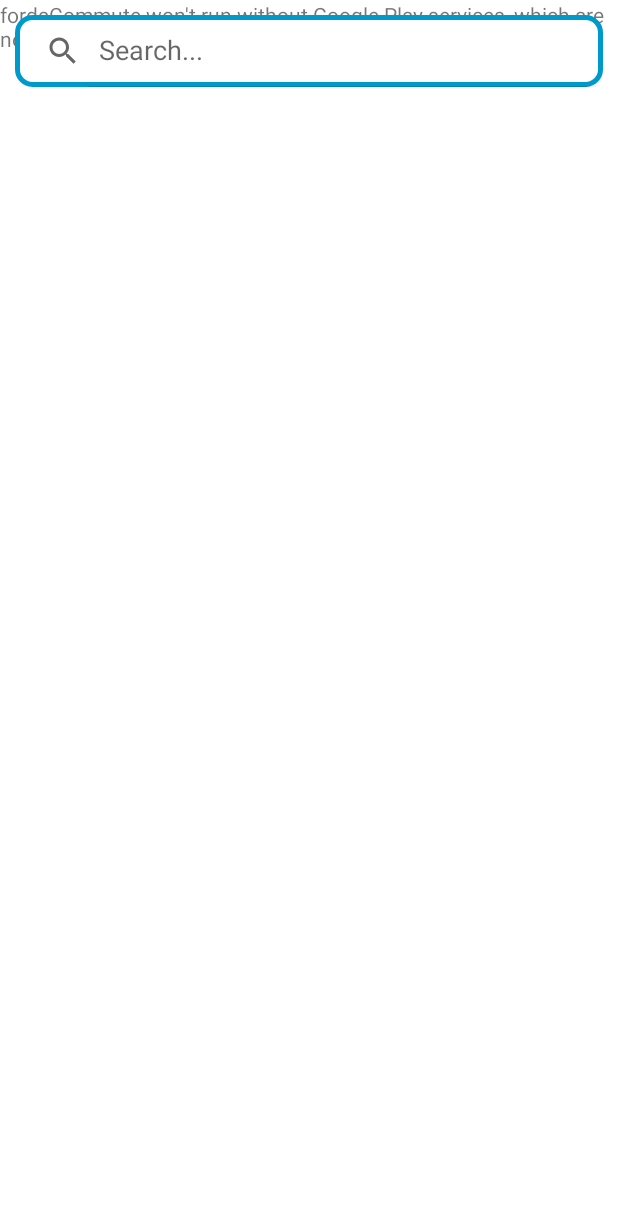
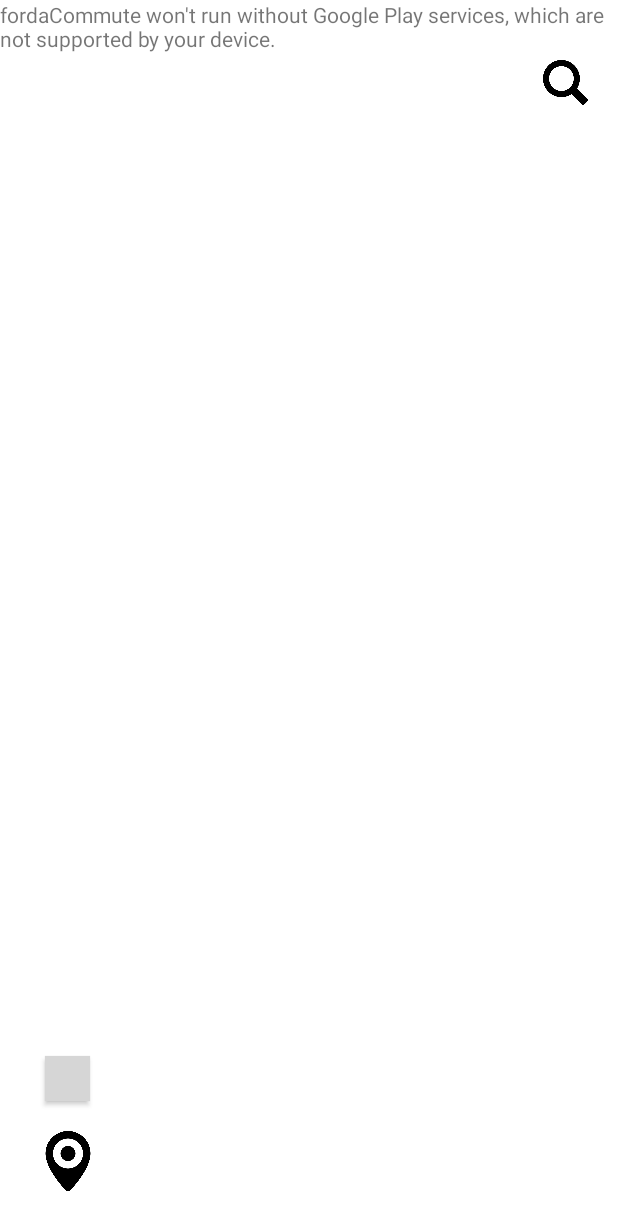
Before and after one commit to kyletagulao/fordaCommute-final, an Android app: the MainActivity screen opened directly, with no data from a screen before it, on a phone screen of 412 x 824 dp. Shown: the top 1230 px of the screen. Run offline under Robolectric (Android 15) with nearby library versions, the phone set to English and light mode, and no system bars; libraries missing offline, so code that uses them is left out: com.google.maps.android; grey boxes are pictures that could not be loaded.

Commit message:
Show routes

```diff
--- a/app/src/main/res/layout/activity_main.xml
+++ b/app/src/main/res/layout/activity_main.xml
@@ -17,19 +17,55 @@
         app:layout_constraintTop_toTopOf="parent"
         android:name="com.google.android.gms.maps.SupportMapFragment"/>
 
-    <SearchView
-        android:layout_width="match_parent"
-        android:layout_height="wrap_content"
+    <Button
+        android:id="@+id/imageView3"
+        android:layout_width="30dp"
+        android:layout_height="30dp"
         app:layout_constraintTop_toTopOf="parent"
-        app:layout_constraintLeft_toLeftOf="parent"
         app:layout_constraintRight_toRightOf="parent"
-        android:id="@+id/sv_location"
-        android:queryHint="Search..."
-        android:iconifiedByDefault = "false"
-        android:layout_margin="10dp"
-        android:layout_marginTop="20dp"
-        android:background="@drawable/bg_round"
-
+        android:layout_marginTop="40dp"
+        android:layout_marginRight="20dp"
+        android:background="@drawable/search_icon"
+        app:backgroundTint="#000000"
         />
 
+    <Button
+        android:id="@+id/currentLoc"
+        android:layout_width="40dp"
+        android:layout_height="40dp"
+        android:layout_marginLeft="25dp"
+        android:layout_marginBottom="30dp"
+        android:background="@drawable/gps_icon"
+        app:backgroundTint="#000000"
+        app:layout_constraintBottom_toBottomOf="parent"
+        app:layout_constraintLeft_toLeftOf="parent" />
+
+    <Button
+        android:layout_width="30dp"
+        android:layout_height="30dp"
+        android:id="@+id/showRoutes"
+        android:background="@drawable/route_icon"
+        app:backgroundTint="#000000"
+        app:layout_constraintBottom_toBottomOf="parent"
+        app:layout_constraintLeft_toLeftOf="parent"
+        android:layout_marginLeft="30dp"
+        android:layout_marginBottom="90dp"
+        />
+
+
+    <!--    <SearchView-->
+<!--        android:layout_width="match_parent"-->
+<!--        android:layout_height="wrap_content"-->
+<!--        app:layout_constraintTop_toTopOf="parent"-->
+<!--        app:layout_constraintLeft_toLeftOf="parent"-->
+<!--        app:layout_constraintRight_toRightOf="parent"-->
+<!--        android:id="@+id/sv_location"-->
+<!--        android:queryHint="Search..."-->
+<!--        android:iconifiedByDefault = "false"-->
+<!--        android:layout_margin="10dp"-->
+<!--        android:layout_marginTop="20dp"-->
+<!--        android:background="@drawable/bg_round"-->
+
+<!--        />-->
+
 </androidx.constraintlayout.widget.ConstraintLayout>
--- a/app/src/main/res/values/themes.xml
+++ b/app/src/main/res/values/themes.xml
@@ -13,4 +13,8 @@
         <item name="android:statusBarColor" tools:targetApi="l">?attr/colorPrimaryVariant</item>
         <!-- Customize your theme here. -->
     </style>
+
+    <style name="buttonWhite" parent="ThemeOverlay.AppCompat">
+        <item name="colorAccent">@android:color/white</item>
+    </style>
 </resources>
```
Also changed, not shown: app/src/main/java/com/org/fordacommute/MainActivity.kt (+24 -4 lines), app/src/main/res/drawable/gps_icon.png (added), app/src/main/res/drawable/search_icon.png (added).
